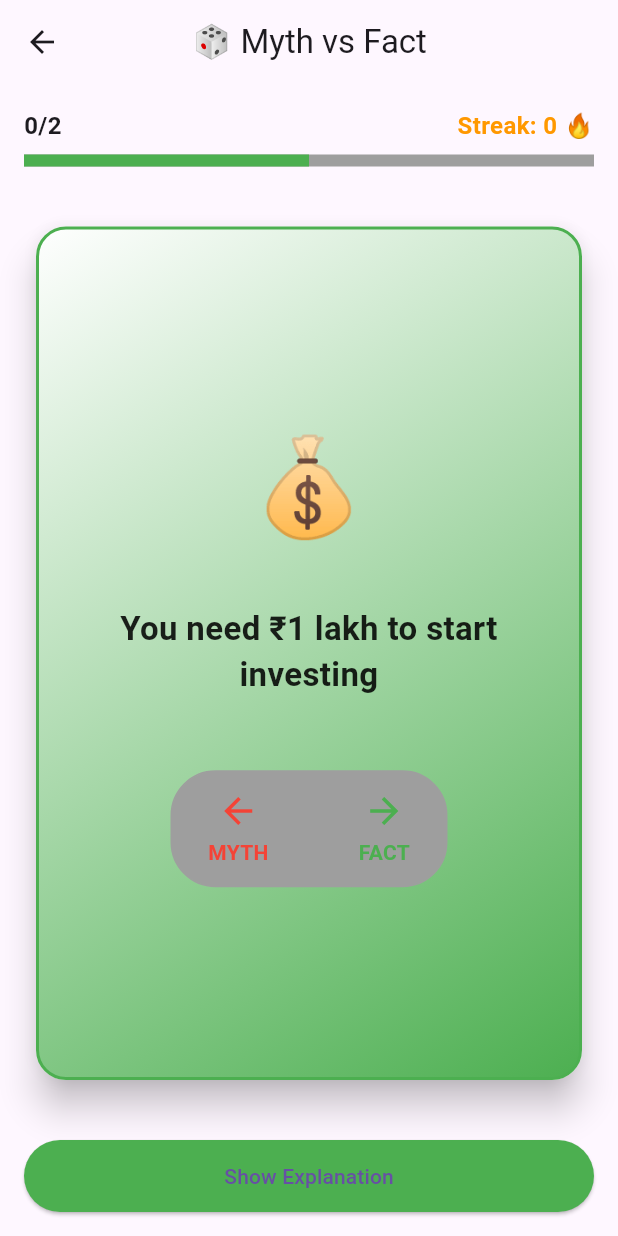
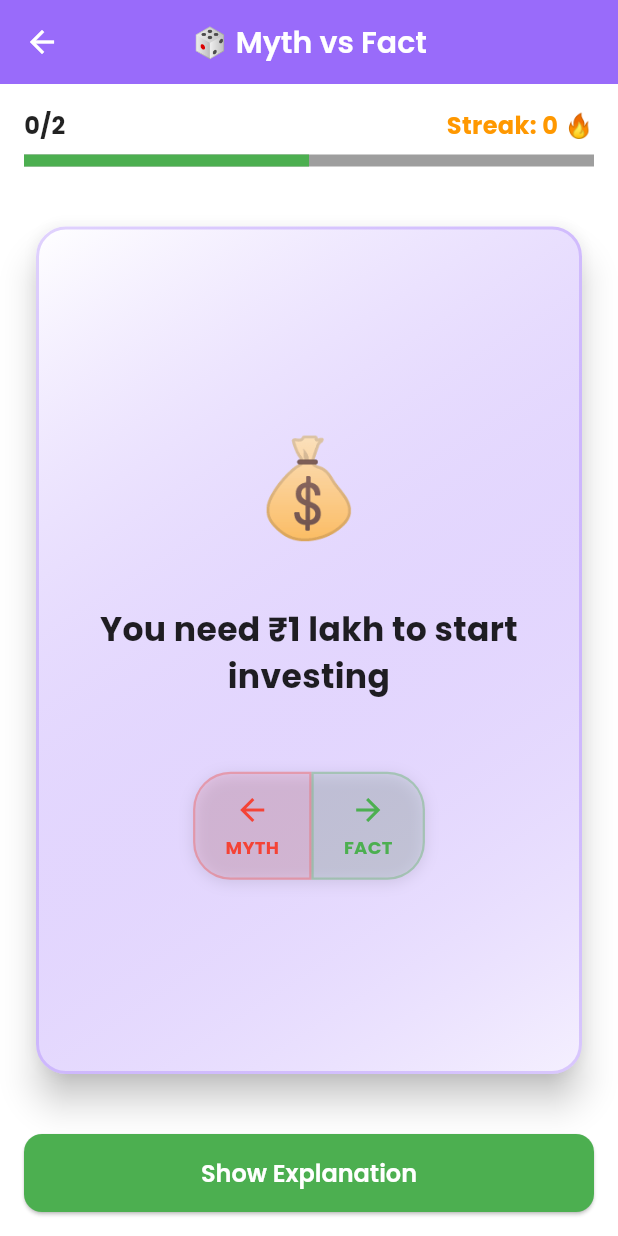
Before and after one commit to rahultkadam/flutter_hackathon, a Flutter app: the MythFactScreen screen opened directly, after a tap on "Start Game", on a phone screen of 412 x 824 dp. Run offline on Flutter 3.47's test engine with Material 3 defaults, Android fonts, the phone set to English and light mode, and no system bars; our stand-ins replace flutter_tts, google_fonts, share_plus, shared_preferences, speech_to_text; accounts and stored records are empty; network calls fail.

Commit message:
Commiting UI changes.

```diff
--- a/lib/screens/myth_fact_screen.dart
+++ b/lib/screens/myth_fact_screen.dart
@@ -2,6 +2,7 @@ import 'package:flutter/material.dart';
 import 'package:provider/provider.dart';
 import '../providers/myth_fact_provider.dart';
 import '../widgets/swipeable_card.dart';
+import '../theme/app_theme.dart';
 
 class MythFactScreen extends StatefulWidget {
   const MythFactScreen({Key? key}) : super(key: key);
@@ -203,19 +204,26 @@ class _MythFactScreenState extends State<MythFactScreen> {
       child: Column(
         crossAxisAlignment: CrossAxisAlignment.start,
         children: [
-          const Center(
+          Center(
             child: Column(
               children: [
                 Text('🎲', style: TextStyle(fontSize: 64)),
                 SizedBox(height: 16),
                 Text(
                   'Myth vs Fact',
-                  style: TextStyle(fontSize: 28, fontWeight: FontWeight.bold, color: Colors.black87),
+                  style: TextStyle(
+                    fontSize: 28,
+                    fontWeight: FontWeight.bold,
+                    color: Theme.of(context).textTheme.headlineMedium?.color
+                  ),
                 ),
                 SizedBox(height: 8),
                 Text(
                   'Swipe right for FACT, left for MYTH',
-                  style: TextStyle(fontSize: 14, color: Colors.grey),
+                  style: TextStyle(
+                    fontSize: 14,
+                    color: Theme.of(context).textTheme.bodyMedium?.color?.withOpacity(0.7)
+                  ),
                   textAlign: TextAlign.center,
                 ),
               ],
@@ -259,22 +267,66 @@ class _MythFactScreenState extends State<MythFactScreen> {
           Container(
             padding: const EdgeInsets.all(16),
             decoration: BoxDecoration(
-              color: Colors.blue.shade50,
+              color: Theme.of(context).brightness == Brightness.dark
+                  ? AppColors.primaryPurple.withOpacity(0.1)
+                  : Colors.grey.shade100,
               borderRadius: BorderRadius.circular(12),
-              border: Border.all(color: Colors.blue),
+              border: Border.all(
+                color: Theme.of(context).brightness == Brightness.dark
+                    ? AppColors.primaryPurple.withOpacity(0.3)
+                    : Colors.grey.shade300,
+              ),
             ),
             child: Column(
-              crossAxisAlignment: CrossAxisAlignment.start,
-              children: const [
+              crossAxisAlignment: CrossAxisAlignment.center,
+              children: [
                 Text(
                   '📖 How to Play',
-                  style: TextStyle(fontSize: 14, fontWeight: FontWeight.bold, color: Colors.blue),
+                  style: TextStyle(
+                    fontSize: 14,
+                    fontWeight: FontWeight.bold,
+                    color: Theme.of(context).brightness == Brightness.dark
+                        ? AppColors.primaryPurple
+                        : Colors.black87,
+                  ),
                 ),
                 SizedBox(height: 12),
-                Text('• Swipe RIGHT if you think it\'s a FACT', style: TextStyle(fontSize: 12)),
-                Text('• Swipe LEFT if you think it\'s a MYTH', style: TextStyle(fontSize: 12)),
-                Text('• Learn the explanation after each card', style: TextStyle(fontSize: 12)),
-                Text('• Build your streak with correct answers', style: TextStyle(fontSize: 12)),
+                Text(
+                  '• Swipe RIGHT if you think it\'s a FACT',
+                  style: TextStyle(
+                    fontSize: 12,
+                    color: Theme.of(context).brightness == Brightness.dark
+                        ? AppColors.white
+                        : Colors.black87,
+                  ),
+                ),
+                Text(
+                  '• Swipe LEFT if you think it\'s a MYTH',
+                  style: TextStyle(
+                    fontSize: 12,
+                    color: Theme.of(context).brightness == Brightness.dark
+                        ? AppColors.white
+                        : Colors.black87,
+                  ),
+                ),
+                Text(
+                  '• Learn the explanation after each card',
+                  style: TextStyle(
+                    fontSize: 12,
+                    color: Theme.of(context).brightness == Brightness.dark
+                        ? AppColors.white
+                        : Colors.black87,
+                  ),
+                ),
+                Text(
+                  '• Build your streak with correct answers',
+                  style: TextStyle(
+                    fontSize: 12,
+                    color: Theme.of(context).brightness == Brightness.dark
+                        ? AppColors.white
+                        : Colors.black87,
+                  ),
+                ),
               ],
             ),
           ),
@@ -379,7 +431,7 @@ class _MythFactScreenState extends State<MythFactScreen> {
               decoration: BoxDecoration(
                 color: Colors.blue,
                 borderRadius: BorderRadius.circular(8),
-                border: Border.all(color: Colors.blue!),
+                border: Border.all(color: Colors.blue),
               ),
               child: Column(
                 crossAxisAlignment: CrossAxisAlignment.start,
--- a/lib/screens/profile_input_screen.dart
+++ b/lib/screens/profile_input_screen.dart
@@ -6,8 +6,9 @@ import '../providers/chat_provider.dart';
 import '../services/perplexity_service.dart';
 import '../providers/quiz_provider.dart';
 import '../providers/myth_fact_provider.dart';
+import '../providers/daily_fact_provider.dart';
+import '../widgets/theme_toggle.dart';
 import 'main_navigation_screen.dart';
-import '../providers/daily_fact_provider.dart';
 
 class ProfileInputScreen extends StatefulWidget {
   const ProfileInputScreen({Key? key}) : super(key: key);
@@ -34,6 +35,9 @@ class _ProfileInputScreenState extends State<ProfileInputScreen> {
       appBar: AppBar(
         title: const Text('Create Your Profile'),
         elevation: 0,
+        actions: const [
+          ThemeToggleButton(),
+        ],
       ),
       body: SingleChildScrollView(
         padding: const EdgeInsets.all(16.0),
--- a/lib/screens/splash_screen.dart
+++ b/lib/screens/splash_screen.dart
@@ -1,5 +1,6 @@
 import 'package:flutter/material.dart';
 import '../services/storage_service.dart';
+import '../theme/app_theme.dart';
 import 'profile_input_screen.dart';
 import 'chat_screen.dart';
 
@@ -51,8 +52,8 @@ class _SplashScreenState extends State<SplashScreen> {
             begin: Alignment.topLeft,
             end: Alignment.bottomRight,
             colors: [
-              Colors.green.shade400,
-              Colors.green.shade700,
+              AppColors.primaryPurple.withOpacity(0.8),
+              AppColors.primaryPurple,
             ],
           ),
         ),
--- /dev/null
+++ b/lib/theme/app_theme.dart
@@ -0,0 +1,254 @@
+import 'package:flutter/material.dart';
+import 'package:google_fonts/google_fonts.dart';
+
+class AppColors {
+  // Primary Colors
+  static const Color primaryPurple = Color(0xFF996BFA);
+  static const Color darkBackground = Color(0xFF1B1E34);
+  static const Color secondaryGray = Color(0xFF575764);
+  static const Color white = Color(0xFFFFFFFF);
+
+  // Semantic Colors (keep for meaning)
+  static const Color successGreen = Color(0xFF4CAF50);
+  static const Color errorRed = Color(0xFFF44336);
+  static const Color warningOrange = Color(0xFFFF9800);
+  static const Color profitGreen = Color(0xFF00C851);
+}
+
+class AppTheme {
+  // Light Theme
+  static ThemeData lightTheme = ThemeData(
+    useMaterial3: true,
+    brightness: Brightness.light,
+    primaryColor: AppColors.primaryPurple,
+    colorScheme: ColorScheme.fromSeed(
+      seedColor: AppColors.primaryPurple,
+      brightness: Brightness.light,
+      primary: AppColors.primaryPurple,
+      surface: AppColors.white,
+      background: AppColors.white,
+      onPrimary: AppColors.white,
+      onSurface: Colors.black87,
+      outline: AppColors.secondaryGray.withOpacity(0.3),
+    ),
+    textTheme: GoogleFonts.poppinsTextTheme(
+      ThemeData.light().textTheme.copyWith(
+        headlineLarge: GoogleFonts.poppins(
+          fontSize: 32,
+          fontWeight: FontWeight.bold,
+          color: Colors.black87,
+        ),
+        headlineMedium: GoogleFonts.poppins(
+          fontSize: 28,
+          fontWeight: FontWeight.bold,
+          color: Colors.black87,
+        ),
+        titleLarge: GoogleFonts.poppins(
+          fontSize: 22,
+          fontWeight: FontWeight.w600,
+          color: Colors.black87,
+        ),
+        titleMedium: GoogleFonts.poppins(
+          fontSize: 18,
+          fontWeight: FontWeight.w600,
+          color: Colors.black87,
+        ),
+        bodyLarge: GoogleFonts.poppins(
+          fontSize: 16,
+          color: Colors.black87,
+        ),
+        bodyMedium: GoogleFonts.poppins(
+          fontSize: 14,
+          color: Colors.black87,
+        ),
+      ),
+    ),
+    appBarTheme: AppBarTheme(
+      backgroundColor: AppColors.primaryPurple,
+      foregroundColor: AppColors.white,
+      elevation: 0,
+      centerTitle: true,
+      titleTextStyle: GoogleFonts.poppins(
+        fontSize: 20,
+        fontWeight: FontWeight.w600,
+        color: AppColors.white,
+      ),
+    ),
+    elevatedButtonTheme: ElevatedButtonThemeData(
+      style: ElevatedButton.styleFrom(
+        backgroundColor: AppColors.primaryPurple,
+        foregroundColor: AppColors.white,
+        textStyle: GoogleFonts.poppins(
+          fontSize: 16,
+          fontWeight: FontWeight.w600,
+        ),
+        shape: RoundedRectangleBorder(
+          borderRadius: BorderRadius.circular(12),
+        ),
+      ),
+    ),
+    outlinedButtonTheme: OutlinedButtonThemeData(
+      style: OutlinedButton.styleFrom(
+        foregroundColor: AppColors.primaryPurple,
+        side: const BorderSide(color: AppColors.primaryPurple),
+        textStyle: GoogleFonts.poppins(
+          fontSize: 16,
+          fontWeight: FontWeight.w600,
+        ),
+        shape: RoundedRectangleBorder(
+          borderRadius: BorderRadius.circular(12),
+        ),
+      ),
+    ),
+    inputDecorationTheme: InputDecorationTheme(
+      border: OutlineInputBorder(
+        borderRadius: BorderRadius.circular(12),
+        borderSide: BorderSide(color: AppColors.secondaryGray.withOpacity(0.3)),
+      ),
+      focusedBorder: OutlineInputBorder(
+        borderRadius: BorderRadius.circular(12),
+        borderSide: const BorderSide(color: AppColors.primaryPurple, width: 2),
+      ),
+      enabledBorder: OutlineInputBorder(
+        borderRadius: BorderRadius.circular(12),
+        borderSide: BorderSide(color: AppColors.secondaryGray.withOpacity(0.3)),
+      ),
+      hintStyle: GoogleFonts.poppins(
+        color: AppColors.secondaryGray,
+      ),
+    ),
+    cardTheme: const CardThemeData(
+      elevation: 4,
+      shape: RoundedRectangleBorder(
+        borderRadius: BorderRadius.all(Radius.circular(12)),
+      ),
+      color: AppColors.white,
+    ),
+    bottomNavigationBarTheme: BottomNavigationBarThemeData(
+      backgroundColor: AppColors.white,
+      selectedItemColor: AppColors.primaryPurple,
+      unselectedItemColor: AppColors.secondaryGray,
+      selectedLabelStyle: GoogleFonts.poppins(fontWeight: FontWeight.w600),
+      unselectedLabelStyle: GoogleFonts.poppins(),
+    ),
+  );
+
+  // Dark Theme
+  static ThemeData darkTheme = ThemeData(
+    useMaterial3: true,
+    brightness: Brightness.dark,
+    primaryColor: AppColors.primaryPurple,
+    scaffoldBackgroundColor: AppColors.darkBackground,
+    colorScheme: ColorScheme.fromSeed(
+      seedColor: AppColors.primaryPurple,
+      brightness: Brightness.dark,
+      primary: AppColors.primaryPurple,
+      surface: const Color(0xFF2A2D47),
+      background: AppColors.darkBackground,
+      onPrimary: AppColors.white,
+      onSurface: AppColors.white,
+      onBackground: AppColors.white,
+      outline: AppColors.secondaryGray,
+    ),
+    textTheme: GoogleFonts.poppinsTextTheme(
+      ThemeData.dark().textTheme.copyWith(
+        headlineLarge: GoogleFonts.poppins(
+          fontSize: 32,
+          fontWeight: FontWeight.bold,
+          color: AppColors.white,
+        ),
+        headlineMedium: GoogleFonts.poppins(
+          fontSize: 28,
+          fontWeight: FontWeight.bold,
+          color: AppColors.white,
+        ),
+        titleLarge: GoogleFonts.poppins(
+          fontSize: 22,
+          fontWeight: FontWeight.w600,
+          color: AppColors.white,
+        ),
+        titleMedium: GoogleFonts.poppins(
+          fontSize: 18,
+          fontWeight: FontWeight.w600,
+          color: AppColors.white,
+        ),
+        bodyLarge: GoogleFonts.poppins(
+          fontSize: 16,
+          color: AppColors.white,
+        ),
+        bodyMedium: GoogleFonts.poppins(
+          fontSize: 14,
+          color: AppColors.white,
+        ),
+      ),
+    ),
+    appBarTheme: AppBarTheme(
+      backgroundColor: AppColors.darkBackground,
+      foregroundColor: AppColors.white,
+      elevation: 0,
+      centerTitle: true,
+      titleTextStyle: GoogleFonts.poppins(
+        fontSize: 20,
+        fontWeight: FontWeight.w600,
+        color: AppColors.white,
+      ),
+    ),
+    elevatedButtonTheme: ElevatedButtonThemeData(
+      style: ElevatedButton.styleFrom(
+        backgroundColor: AppColors.primaryPurple,
+        foregroundColor: AppColors.white,
+        textStyle: GoogleFonts.poppins(
+          fontSize: 16,
+          fontWeight: FontWeight.w600,
+        ),
+        shape: RoundedRectangleBorder(
+          borderRadius: BorderRadius.circular(12),
+        ),
+      ),
+    ),
+    outlinedButtonTheme: OutlinedButtonThemeData(
+      style: OutlinedButton.styleFrom(
+        foregroundColor: AppColors.primaryPurple,
+        side: const BorderSide(color: AppColors.primaryPurple),
+        textStyle: GoogleFonts.poppins(
+          fontSize: 16,
+          fontWeight: FontWeight.w600,
+        ),
+        shape: RoundedRectangleBorder(
+          borderRadius: BorderRadius.circular(12),
+        ),
+      ),
+    ),
+    inputDecorationTheme: InputDecorationTheme(
+      border: OutlineInputBorder(
+        borderRadius: BorderRadius.circular(12),
+        borderSide: BorderSide(color: AppColors.secondaryGray),
+      ),
+      focusedBorder: OutlineInputBorder(
+        borderRadius: BorderRadius.circular(12),
+        borderSide: const BorderSide(color: AppColors.primaryPurple, width: 2),
+      ),
+      enabledBorder: OutlineInputBorder(
+        borderRadius: BorderRadius.circular(12),
+        borderSide: BorderSide(color: AppColors.secondaryGray),
+      ),
+      hintStyle: GoogleFonts.poppins(
+        color: AppColors.secondaryGray,
+      ),
+    ),
+    cardTheme: const CardThemeData(
+      elevation: 4,
+      shape: RoundedRectangleBorder(
+        borderRadius: BorderRadius.all(Radius.circular(12)),
+      ),
+      color: Color(0xFF2A2D47),
+    ),
+    bottomNavigationBarTheme: BottomNavigationBarThemeData(
+      backgroundColor: const Color(0xFF2A2D47),
+      selectedItemColor: AppColors.primaryPurple,
+      unselectedItemColor: AppColors.secondaryGray,
+      selectedLabelStyle: GoogleFonts.poppins(fontWeight: FontWeight.w600),
+      unselectedLabelStyle: GoogleFonts.poppins(),
+    ),
+  );
+}
--- a/lib/widgets/chat_bubble.dart
+++ b/lib/widgets/chat_bubble.dart
@@ -1,5 +1,6 @@
 import 'package:flutter/material.dart';
 import '../models/chat_features.dart';
+import '../theme/app_theme.dart';
 
 class ChatBubble extends StatelessWidget {
   final ChatMessage message;
@@ -17,7 +18,7 @@ class ChatBubble extends StatelessWidget {
         children: [
           if (!message.isUser) ...[
             CircleAvatar(
-              backgroundColor: Colors.green,
+              backgroundColor: AppColors.primaryPurple,
               child: const Text('💰', style: TextStyle(fontSize: 20)),
             ),
             const SizedBox(width: 8),
@@ -26,7 +27,7 @@ class ChatBubble extends StatelessWidget {
             child: Container(
               padding: const EdgeInsets.symmetric(horizontal: 16, vertical: 12),
               decoration: BoxDecoration(
-                color: message.isUser ? Colors.green : Colors.grey,
+                color: message.isUser ? AppColors.primaryPurple : Colors.grey,
                 borderRadius: BorderRadius.only(
                   topLeft: const Radius.circular(16),
                   topRight: const Radius.circular(16),
--- a/lib/widgets/chat_history_panel.dart
+++ b/lib/widgets/chat_history_panel.dart
@@ -1,5 +1,6 @@
 import 'package:flutter/material.dart';
 import '../models/chat_features.dart';
+import '../theme/app_theme.dart';
 
 class ChatHistoryPanel extends StatelessWidget {
   final List<ChatMessage> favoriteMessages;
@@ -19,7 +20,7 @@ class ChatHistoryPanel extends StatelessWidget {
         children: [
           DrawerHeader(
             decoration: BoxDecoration(
-              color: Colors.green,
+              color: AppColors.primaryPurple,
             ),
             child: const Column(
               crossAxisAlignment: CrossAxisAlignment.start,
@@ -106,7 +107,7 @@ class ChatHistoryPanel extends StatelessWidget {
               icon: const Icon(Icons.history),
               label: const Text('View All History'),
               style: ElevatedButton.styleFrom(
-                backgroundColor: Colors.green,
+                backgroundColor: AppColors.primaryPurple,
               ),
             ),
           ),
--- a/lib/widgets/quick_suggestions.dart
+++ b/lib/widgets/quick_suggestions.dart
@@ -2,6 +2,7 @@ import 'package:flutter/material.dart';
 import 'package:provider/provider.dart';
 import '../providers/chat_provider.dart';
 import '../services/perplexity_service.dart';
+import '../theme/app_theme.dart';
 
 class QuickSuggestions extends StatefulWidget {
   final Function(String) onSuggestionTap;
@@ -74,7 +75,7 @@ class _QuickSuggestionsState extends State<QuickSuggestions> {
                   constraints: const BoxConstraints(maxWidth: 180), // prevent overflow on wide texts
                   padding: const EdgeInsets.symmetric(horizontal: 16, vertical: 10),
                   decoration: BoxDecoration(
-                    color: Colors.green[600],
+                    color: AppColors.primaryPurple,
                     borderRadius: BorderRadius.circular(24),
                   ),
                   child: Text(
--- a/lib/widgets/swipeable_card.dart
+++ b/lib/widgets/swipeable_card.dart
@@ -1,5 +1,6 @@
 import 'package:flutter/material.dart';
 import '../models/myth_fact_models.dart';
+import '../theme/app_theme.dart';
 
 class SwipeableCard extends StatefulWidget {
   final MythFactStatement statement;
@@ -130,11 +131,11 @@ class _SwipeableCardState extends State<SwipeableCard>
                     end: Alignment.bottomRight,
                     colors: [
                       Colors.white,
-                      Colors.green!,
+                      AppColors.primaryPurple.withOpacity(0.1),
                     ],
                   ),
                   border: Border.all(
-                    color: Colors.green!,
+                    color: AppColors.primaryPurple.withOpacity(0.3),
                     width: 2,
                   ),
                 ),
@@ -159,38 +160,71 @@ class _SwipeableCardState extends State<SwipeableCard>
                     ),
                     const SizedBox(height: 48),
                     Container(
-                      padding: const EdgeInsets.symmetric(horizontal: 24, vertical: 12),
                       decoration: BoxDecoration(
-                        color: Colors.grey,
-                        borderRadius: BorderRadius.circular(30),
-                        border: Border.all(color: Colors.grey!),
+                        borderRadius: BorderRadius.circular(25),
+                        boxShadow: [
+                          BoxShadow(
+                            color: Colors.black.withOpacity(0.1),
+                            blurRadius: 8,
+                            offset: Offset(0, 2),
+                          ),
+                        ],
                       ),
                       child: Row(
                         mainAxisSize: MainAxisSize.min,
                         mainAxisAlignment: MainAxisAlignment.center,
                         children: [
-                          Column(
+                          // MYTH section
+                          Container(
+                            padding: const EdgeInsets.symmetric(horizontal: 20, vertical: 12),
+                            decoration: BoxDecoration(
+                              color: AppColors.errorRed.withOpacity(0.1),
+                              borderRadius: BorderRadius.only(
+                                topLeft: Radius.circular(25),
+                                bottomLeft: Radius.circular(25),
+                              ),
+                              border: Border.all(
+                                color: AppColors.errorRed.withOpacity(0.3),
+                                width: 1.5,
+                              ),
+                            ),
+                            child: Column(
                               children: [
-                              Icon(Icons.arrow_back, size: 28, color: Colors.red),
+                                Icon(Icons.arrow_back, size: 24, color: AppColors.errorRed),
                                 const SizedBox(height: 4),
                                 Text('MYTH',
                                     style: TextStyle(
-                                      fontSize: 14,
+                                        fontSize: 12,
                                         fontWeight: FontWeight.bold,
-                                      color: Colors.red)),
+                                        color: AppColors.errorRed)),
                               ],
                             ),
-                          const SizedBox(width: 60),
-                          Column(
+                          ),
+                          // FACT section
+                          Container(
+                            padding: const EdgeInsets.symmetric(horizontal: 20, vertical: 12),
+                            decoration: BoxDecoration(
+                              color: AppColors.successGreen.withOpacity(0.1),
+                              borderRadius: BorderRadius.only(
+                                topRight: Radius.circular(25),
+                                bottomRight: Radius.circular(25),
+                              ),
+                              border: Border.all(
+                                color: AppColors.successGreen.withOpacity(0.3),
+                                width: 1.5,
+                              ),
+                            ),
+                            child: Column(
                               children: [
-                              Icon(Icons.arrow_forward, size: 28, color: Colors.green),
+                                Icon(Icons.arrow_forward, size: 24, color: AppColors.successGreen),
                                 const SizedBox(height: 4),
                                 Text('FACT',
                                     style: TextStyle(
-                                      fontSize: 14,
+                                        fontSize: 12,
                                         fontWeight: FontWeight.bold,
-                                      color: Colors.green)),
+                                        color: AppColors.successGreen)),
                               ],
+                            ),
                           ),
                         ],
                       ),
--- a/pubspec.yaml
+++ b/pubspec.yaml
@@ -20,6 +20,7 @@ dependencies:
   image_gallery_saver: ^2.0.2
   share_plus: ^7.2.2
   uuid: ^4.0.0
+  google_fonts: ^6.1.0
 
 dev_dependencies:
   flutter_test:
```
Also changed, not shown: lib/main.dart (+15 -13 lines), lib/providers/theme_provider.dart (added, +31 -0 lines), lib/screens/chat_screen.dart (+24 -19 lines), lib/screens/daily_facts_screen.dart (+7 -6 lines), lib/screens/main_navigation_screen.dart (+7 -2 lines), lib/screens/quiz_screen.dart (+14 -9 lines), lib/widgets/daily_fact_card.dart (+4 -3 lines), lib/widgets/quiz_card.dart (+40 -35 lines), lib/widgets/theme_toggle.dart (added, +24 -0 lines), pubspec.lock. Lines whose indentation alone changed are shown as unchanged.
